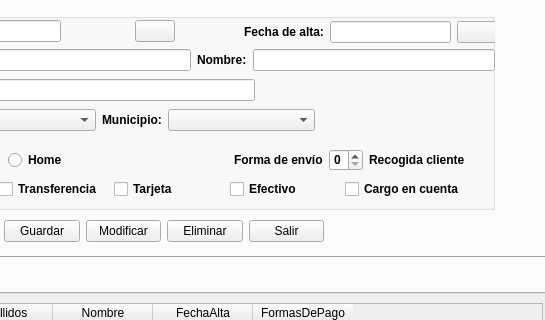
Old version of the form ventana.ui in the repository AresPunzon/punzongarcia; both pictures show x 258 to 803 and y 135 to 455 of the 900 by 706 pixel window.
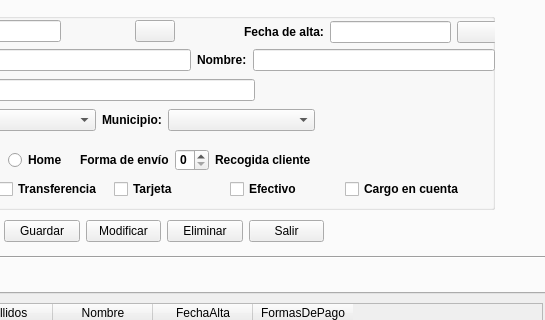
New version of the form. Icons and pictures are not drawn.

What changed in the file:
```diff
--- a/ventana.ui
+++ b/ventana.ui
@@ -222,7 +222,7 @@
         </item>
        </layout>
       </widget>
-      <widget class="QWidget" name="">
+      <widget class="QWidget" name="layoutWidget">
        <property name="geometry">
         <rect>
          <x>20</x>
@@ -293,7 +293,7 @@
         </item>
        </layout>
       </widget>
-      <widget class="QWidget" name="">
+      <widget class="QWidget" name="layoutWidget">
        <property name="geometry">
         <rect>
          <x>380</x>
@@ -342,7 +342,7 @@
         </item>
        </layout>
       </widget>
-      <widget class="QWidget" name="">
+      <widget class="QWidget" name="layoutWidget">
        <property name="geometry">
         <rect>
          <x>20</x>
@@ -424,7 +424,7 @@
         </item>
        </layout>
       </widget>
-      <widget class="QWidget" name="">
+      <widget class="QWidget" name="layoutWidget">
        <property name="geometry">
         <rect>
          <x>20</x>
@@ -459,7 +459,7 @@
         </item>
        </layout>
       </widget>
-      <widget class="QWidget" name="">
+      <widget class="QWidget" name="layoutWidget">
        <property name="geometry">
         <rect>
          <x>20</x>
@@ -517,7 +517,7 @@
         </item>
        </layout>
       </widget>
-      <widget class="QWidget" name="">
+      <widget class="QWidget" name="layoutWidget">
        <property name="geometry">
         <rect>
          <x>20</x>
@@ -601,6 +601,12 @@
         </item>
         <item>
          <widget class="QLabel" name="lblEnvio">
+          <property name="minimumSize">
+           <size>
+            <width>250</width>
+            <height>0</height>
+           </size>
+          </property>
           <property name="text">
            <string>Recogida cliente</string>
           </property>
```
